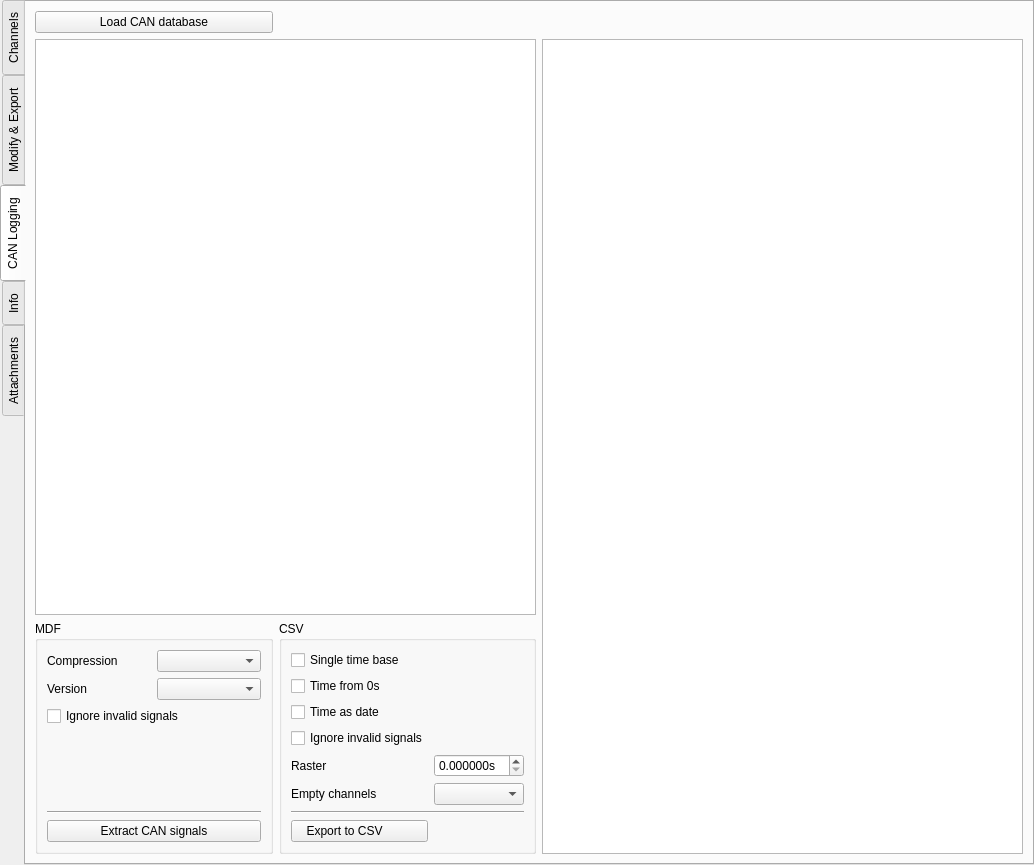
Above: asammdf/gui/ui/file_widget.ui from danielhrisca/asammdf before the change. Below: the same form after it.
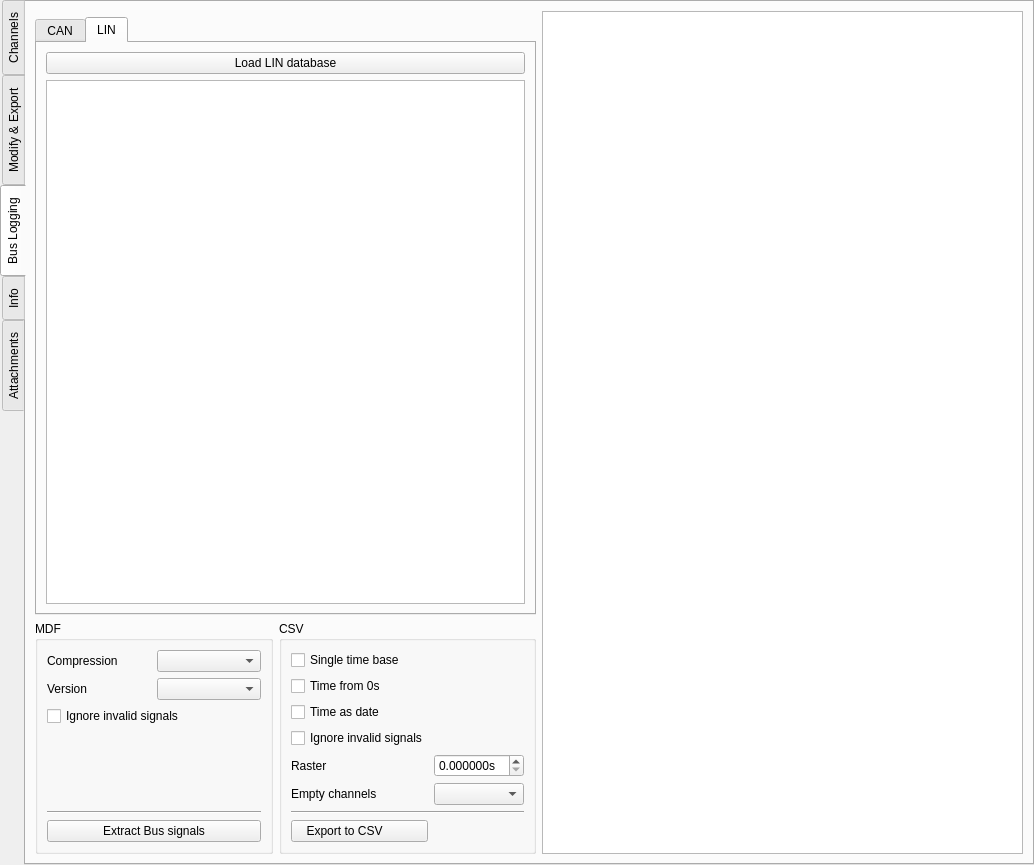
That is the form after the change. The open tabs and pages were chosen to show the change. Icons and pictures are not drawn. Custom widgets are drawn as their Qt base class.

Commit message: add LIN bus logging decoding

Patch:
```diff
--- a/asammdf/gui/ui/file_widget.ui
+++ b/asammdf/gui/ui/file_widget.ui
@@ -38,7 +38,7 @@
       <enum>QTabWidget::West</enum>
      </property>
      <property name="currentIndex">
-      <number>0</number>
+      <number>2</number>
      </property>
      <property name="documentMode">
       <bool>false</bool>
@@ -880,16 +880,16 @@
        </item>
       </layout>
      </widget>
-     <widget class="QWidget" name="extract_can_tab">
+     <widget class="QWidget" name="extract_bus_tab">
       <attribute name="icon">
        <iconset resource="resource.qrc">
         <normaloff>:/down.png</normaloff>:/down.png</iconset>
       </attribute>
       <attribute name="title">
-       <string>CAN Logging</string>
+       <string>Bus Logging</string>
       </attribute>
       <layout class="QGridLayout" name="gridLayout_8">
-       <item row="2" column="1">
+       <item row="3" column="1">
         <widget class="QGroupBox" name="groupBox_3">
          <property name="title">
           <string>CSV</string>
@@ -903,7 +903,7 @@
            </widget>
           </item>
           <item row="8" column="1">
-           <widget class="QPushButton" name="extract_can_csv_btn">
+           <widget class="QPushButton" name="extract_bus_csv_btn">
             <property name="text">
              <string>Export to CSV         </string>
             </property>
@@ -921,7 +921,7 @@
            </widget>
           </item>
           <item row="0" column="1">
-           <widget class="QCheckBox" name="single_time_base_can">
+           <widget class="QCheckBox" name="single_time_base_bus">
             <property name="text">
              <string>Single time base</string>
             </property>
@@ -935,7 +935,7 @@
            </widget>
           </item>
           <item row="4" column="2" colspan="2">
-           <widget class="QDoubleSpinBox" name="export_raster_can">
+           <widget class="QDoubleSpinBox" name="export_raster_bus">
             <property name="suffix">
              <string>s</string>
             </property>
@@ -955,17 +955,17 @@
            </widget>
           </item>
           <item row="5" column="2" colspan="2">
-           <widget class="QComboBox" name="empty_channels_can"/>
+           <widget class="QComboBox" name="empty_channels_bus"/>
           </item>
           <item row="1" column="1">
-           <widget class="QCheckBox" name="time_from_zero_can">
+           <widget class="QCheckBox" name="time_from_zero_bus">
             <property name="text">
              <string>Time from 0s</string>
             </property>
            </widget>
           </item>
           <item row="2" column="1">
-           <widget class="QCheckBox" name="can_time_as_date">
+           <widget class="QCheckBox" name="bus_time_as_date">
             <property name="text">
              <string>Time as date</string>
             </property>
@@ -974,27 +974,23 @@
          </layout>
         </widget>
        </item>
-       <item row="0" column="0">
-        <widget class="QPushButton" name="load_can_database_btn">
-         <property name="text">
-          <string>Load CAN database</string>
-         </property>
-         <property name="icon">
-          <iconset resource="resource.qrc">
-           <normaloff>:/open.png</normaloff>:/open.png</iconset>
+       <item row="1" column="2" rowspan="3" colspan="2">
+        <widget class="QTextEdit" name="output_info_bus">
+         <property name="readOnly">
+          <bool>true</bool>
          </property>
         </widget>
        </item>
-       <item row="2" column="0">
+       <item row="3" column="0">
         <widget class="QGroupBox" name="groupBox_2">
          <property name="title">
           <string>MDF</string>
          </property>
          <layout class="QGridLayout" name="gridLayout_5">
           <item row="5" column="0" colspan="2">
-           <widget class="QPushButton" name="extract_can_btn">
+           <widget class="QPushButton" name="extract_bus_btn">
             <property name="text">
-             <string>Extract CAN signals</string>
+             <string>Extract Bus signals</string>
             </property>
             <property name="icon">
              <iconset resource="resource.qrc">
@@ -1010,14 +1006,14 @@
            </widget>
           </item>
           <item row="0" column="1">
-           <widget class="QComboBox" name="extract_can_compression">
+           <widget class="QComboBox" name="extract_bus_compression">
             <property name="sizeAdjustPolicy">
              <enum>QComboBox::AdjustToContents</enum>
             </property>
            </widget>
           </item>
           <item row="1" column="1">
-           <widget class="QComboBox" name="extract_can_format">
+           <widget class="QComboBox" name="extract_bus_format">
             <property name="sizeAdjustPolicy">
              <enum>QComboBox::AdjustToContents</enum>
             </property>
@@ -1057,14 +1053,53 @@
          </layout>
         </widget>
        </item>
-       <item row="1" column="0" colspan="2">
-        <widget class="MinimalListWidget" name="can_database_list"/>
-       </item>
-       <item row="1" column="2" rowspan="2" colspan="2">
-        <widget class="QTextEdit" name="output_info_can">
-         <property name="readOnly">
-          <bool>true</bool>
+       <item row="2" column="0" colspan="2">
+        <widget class="QTabWidget" name="tabWidget">
+         <property name="currentIndex">
+          <number>0</number>
          </property>
+         <widget class="QWidget" name="tab">
+          <attribute name="title">
+           <string>CAN</string>
+          </attribute>
+          <layout class="QGridLayout" name="gridLayout_4">
+           <item row="0" column="0">
+            <widget class="QPushButton" name="load_can_database_btn">
+             <property name="text">
+              <string>Load CAN database</string>
+             </property>
+             <property name="icon">
+              <iconset resource="resource.qrc">
+               <normaloff>:/open.png</normaloff>:/open.png</iconset>
+             </property>
+            </widget>
+           </item>
+           <item row="1" column="0">
+            <widget class="MinimalListWidget" name="can_database_list"/>
+           </item>
+          </layout>
+         </widget>
+         <widget class="QWidget" name="tab_2">
+          <attribute name="title">
+           <string>LIN</string>
+          </attribute>
+          <layout class="QVBoxLayout" name="verticalLayout_7">
+           <item>
+            <widget class="QPushButton" name="load_lin_database_btn">
+             <property name="text">
+              <string>Load LIN database</string>
+             </property>
+             <property name="icon">
+              <iconset resource="resource.qrc">
+               <normaloff>:/open.png</normaloff>:/open.png</iconset>
+             </property>
+            </widget>
+           </item>
+           <item>
+            <widget class="MinimalListWidget" name="lin_database_list"/>
+           </item>
+          </layout>
+         </widget>
         </widget>
        </item>
       </layout>
```
The commit also changes 6 other files.
